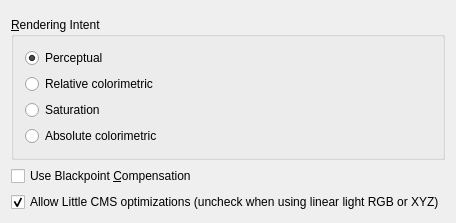
First picture: the form in krita/plugins/extensions/colorspaceconversion/wdgconvertcolorspace.ui, repository KDE/krita, before the edit.
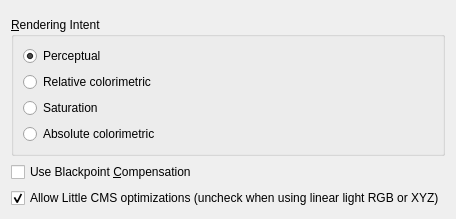
Second picture: the form after the edit. Custom widgets are drawn as their Qt base class.

Commit message:
Remove any hardcoding of spaces to 6 and margins to 9/11 in Krita's UI

thanks boud for review

What changed in the file:
```diff
--- a/krita/plugins/extensions/colorspaceconversion/wdgconvertcolorspace.ui
+++ b/krita/plugins/extensions/colorspaceconversion/wdgconvertcolorspace.ui
@@ -147,7 +147,6 @@
    </item>
   </layout>
  </widget>
- <layoutdefault spacing="6" margin="11"/>
  <customwidgets>
   <customwidget>
    <class>KisColorSpaceSelector</class>
```
The commit also changes 62 other files.
